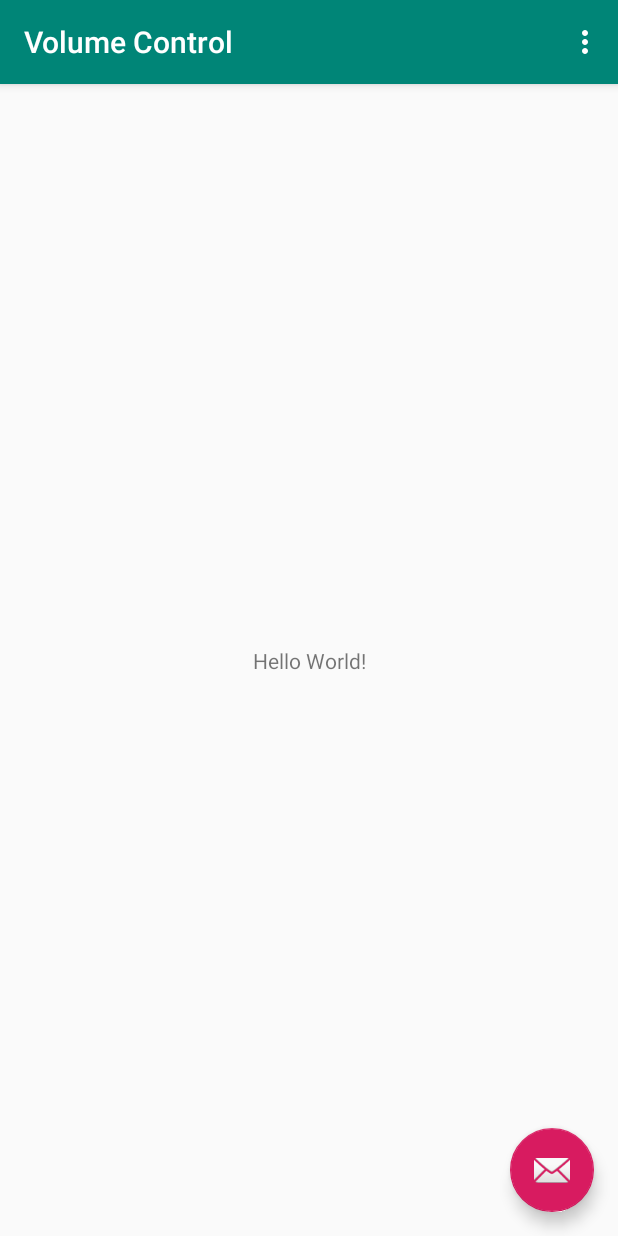
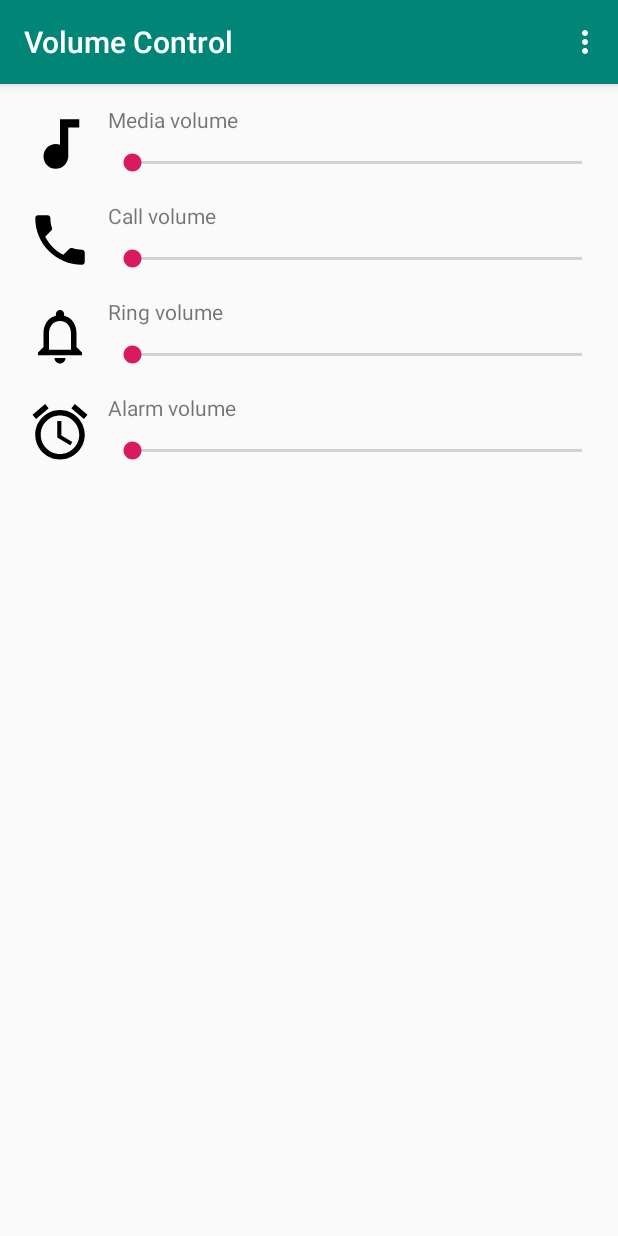
Before and after one commit to HitomaruKonpaku/VolumeControl, an Android app: the screen it shows after launch (MainActivity), on a phone screen of 412 x 824 dp. Run offline under Robolectric (Android 15) with nearby library versions, the phone set to English and light mode, and no system bars.

Commit message:
Add volume bars

```diff
--- a/app/src/main/AndroidManifest.xml
+++ b/app/src/main/AndroidManifest.xml
@@ -16,7 +16,7 @@
 
         <service
             android:name=".RingerModeTileService"
-            android:icon="@drawable/ic_ringer_mode_normal_black_24dp"
+            android:icon="@drawable/ic_audio_ringer_mode_normal"
             android:label="@string/ringer_mode_normal"
             android:permission="android.permission.BIND_QUICK_SETTINGS_TILE">
             <intent-filter>
--- a/app/src/main/java/com/hitomaru/volumecontrol/MainActivity.kt
+++ b/app/src/main/java/com/hitomaru/volumecontrol/MainActivity.kt
@@ -1,8 +1,10 @@
 package com.hitomaru.volumecontrol
 
+import android.media.AudioManager
 import android.os.Bundle
 import android.view.Menu
 import android.view.MenuItem
+import android.widget.*
 import androidx.appcompat.app.AppCompatActivity
 import com.google.android.material.snackbar.Snackbar
 import kotlinx.android.synthetic.main.activity_main.*
@@ -18,12 +20,14 @@ class MainActivity : AppCompatActivity() {
             Snackbar.make(view, "Replace with your own action", Snackbar.LENGTH_LONG)
                 .setAction("Action", null).show()
         }
+
+        runCustomize()
     }
 
     override fun onCreateOptionsMenu(menu: Menu): Boolean {
         // Inflate the menu; this adds items to the action bar if it is present.
         menuInflater.inflate(R.menu.menu_main, menu)
-        return true
+        return false
     }
 
     override fun onOptionsItemSelected(item: MenuItem): Boolean {
@@ -35,4 +39,32 @@ class MainActivity : AppCompatActivity() {
             else -> super.onOptionsItemSelected(item)
         }
     }
+
+    private fun runCustomize() {
+        val lv = findViewById<ListView>(R.id.ringer_mode_list)
+        val modes = listOf(
+            RingerMode(
+                R.drawable.ic_audio_stream_music,
+                R.string.stream_music,
+                AudioManager.STREAM_MUSIC
+            ),
+            RingerMode(
+                R.drawable.ic_audio_stream_call,
+                R.string.stream_call,
+                AudioManager.STREAM_VOICE_CALL
+            ),
+            RingerMode(
+                R.drawable.ic_audio_stream_ring,
+                R.string.stream_ring,
+                AudioManager.STREAM_RING
+            ),
+            RingerMode(
+                R.drawable.ic_audio_stream_alarm,
+                R.string.stream_alarm,
+                AudioManager.STREAM_ALARM
+            )
+        )
+        lv.adapter = RingerModeListAdapter(this, modes)
+    }
+
 }
--- /dev/null
+++ b/app/src/main/java/com/hitomaru/volumecontrol/RingerMode.kt
@@ -0,0 +1,3 @@
+package com.hitomaru.volumecontrol
+
+class RingerMode(val icon: Int, val label: Int, val id: Int)
--- /dev/null
+++ b/app/src/main/java/com/hitomaru/volumecontrol/RingerModeListAdapter.kt
@@ -0,0 +1,101 @@
+package com.hitomaru.volumecontrol
+
+import android.content.Context
+import android.database.ContentObserver
+import android.graphics.drawable.Icon
+import android.media.AudioManager
+import android.os.Handler
+import android.os.Looper
+import android.provider.Settings
+import android.view.LayoutInflater
+import android.view.View
+import android.view.ViewGroup
+import android.widget.BaseAdapter
+import android.widget.ImageView
+import android.widget.SeekBar
+import android.widget.TextView
+
+
+class RingerModeListAdapter(private val _context: Context, private val _list: List<RingerMode>) :
+    BaseAdapter() {
+
+    internal class ViewHolder {
+        var icon: ImageView? = null
+        var label: TextView? = null
+        var bar: SeekBar? = null
+    }
+
+    private val _listSeekBar = listOf<SeekBar?>().toMutableList()
+
+    init {
+        _context.contentResolver.registerContentObserver(
+            Settings.System.CONTENT_URI,
+            true,
+            object : ContentObserver(Handler(Looper.getMainLooper())) {
+                override fun onChange(selfChange: Boolean) {
+                    super.onChange(selfChange)
+                    val audio = _context.getSystemService(Context.AUDIO_SERVICE) as AudioManager
+                    _listSeekBar.forEachIndexed { i, v ->
+                        v?.progress = audio.getStreamVolume(_list[i].id)
+                    }
+                }
+            })
+    }
+
+    override fun getView(position: Int, convertView: View?, parent: ViewGroup?): View {
+        var view: View? = convertView
+        val viewHolder: ViewHolder
+
+        if (view == null) {
+            view = LayoutInflater.from(_context).inflate(R.layout.ringer_mode_item, null)
+            viewHolder = ViewHolder()
+            viewHolder.icon = view.findViewById(R.id.ringer_mode_icon)
+            viewHolder.label = view.findViewById(R.id.ringer_mode_label)
+            viewHolder.bar = view.findViewById(R.id.ringer_mode_bar)
+            view.tag = viewHolder
+        } else {
+            viewHolder = view.tag as ViewHolder
+        }
+
+        val audio = _context.getSystemService(Context.AUDIO_SERVICE) as AudioManager
+        val mode = _list[position]
+
+        viewHolder.icon?.setImageIcon(Icon.createWithResource(_context, mode.icon))
+        viewHolder.label?.text = _context.getString(mode.label)
+
+        viewHolder.bar?.max = audio.getStreamMaxVolume(mode.id)
+        viewHolder.bar?.min = audio.getStreamMinVolume(mode.id)
+        viewHolder.bar?.progress = audio.getStreamVolume(mode.id)
+        viewHolder.bar?.setOnSeekBarChangeListener(object : SeekBar.OnSeekBarChangeListener {
+            override fun onProgressChanged(seekBar: SeekBar, progress: Int, fromUser: Boolean) {
+                // Write code to perform some action when progress is changed.
+            }
+
+            override fun onStartTrackingTouch(seekBar: SeekBar) {
+                // Write code to perform some action when touch is started.
+            }
+
+            override fun onStopTrackingTouch(seekBar: SeekBar) {
+                // Write code to perform some action when touch is stopped.
+                audio.setStreamVolume(mode.id, seekBar.progress, 0)
+            }
+        })
+
+        _listSeekBar.add(viewHolder.bar)
+
+        return view as View
+    }
+
+    override fun getItem(position: Int): Any {
+        return _list[position]
+    }
+
+    override fun getItemId(position: Int): Long {
+        return position.toLong()
+    }
+
+    override fun getCount(): Int {
+        return _list.size
+    }
+
+}
--- a/app/src/main/java/com/hitomaru/volumecontrol/RingerModeTileService.kt
+++ b/app/src/main/java/com/hitomaru/volumecontrol/RingerModeTileService.kt
@@ -16,15 +16,15 @@ class RingerModeTileService : TileService() {
             val audio = getSystemService(Context.AUDIO_SERVICE) as AudioManager
             when (audio.ringerMode) {
                 AudioManager.RINGER_MODE_NORMAL -> return mapOf(
-                    "icon" to R.drawable.ic_ringer_mode_normal_black_24dp,
+                    "icon" to R.drawable.ic_audio_ringer_mode_normal,
                     "label" to R.string.ringer_mode_normal
                 )
                 AudioManager.RINGER_MODE_VIBRATE -> return mapOf(
-                    "icon" to R.drawable.ic_ringer_mode_vibrate_black_24dp,
+                    "icon" to R.drawable.ic_audio_ringer_mode_vibrate,
                     "label" to R.string.ringer_mode_vibrate
                 )
                 AudioManager.RINGER_MODE_SILENT -> return mapOf(
-                    "icon" to R.drawable.ic_ringer_mode_silent_black_24dp,
+                    "icon" to R.drawable.ic_audio_ringer_mode_silent,
                     "label" to R.string.ringer_mode_silent
                 )
             }
--- /dev/null
+++ b/app/src/main/res/drawable/ic_audio_stream_alarm.xml
@@ -0,0 +1,9 @@
+<vector xmlns:android="http://schemas.android.com/apk/res/android"
+        android:width="24dp"
+        android:height="24dp"
+        android:viewportWidth="24.0"
+        android:viewportHeight="24.0">
+    <path
+        android:fillColor="#FF000000"
+        android:pathData="M22,5.72l-4.6,-3.86 -1.29,1.53 4.6,3.86L22,5.72zM7.88,3.39L6.6,1.86 2,5.71l1.29,1.53 4.59,-3.85zM12.5,8L11,8v6l4.75,2.85 0.75,-1.23 -4,-2.37L12.5,8zM12,4c-4.97,0 -9,4.03 -9,9s4.02,9 9,9c4.97,0 9,-4.03 9,-9s-4.03,-9 -9,-9zM12,20c-3.87,0 -7,-3.13 -7,-7s3.13,-7 7,-7 7,3.13 7,7 -3.13,7 -7,7z"/>
+</vector>
--- /dev/null
+++ b/app/src/main/res/drawable/ic_audio_stream_call.xml
@@ -0,0 +1,9 @@
+<vector xmlns:android="http://schemas.android.com/apk/res/android"
+        android:width="24dp"
+        android:height="24dp"
+        android:viewportWidth="24.0"
+        android:viewportHeight="24.0">
+    <path
+        android:fillColor="#FF000000"
+        android:pathData="M6.62,10.79c1.44,2.83 3.76,5.14 6.59,6.59l2.2,-2.2c0.27,-0.27 0.67,-0.36 1.02,-0.24 1.12,0.37 2.33,0.57 3.57,0.57 0.55,0 1,0.45 1,1V20c0,0.55 -0.45,1 -1,1 -9.39,0 -17,-7.61 -17,-17 0,-0.55 0.45,-1 1,-1h3.5c0.55,0 1,0.45 1,1 0,1.25 0.2,2.45 0.57,3.57 0.11,0.35 0.03,0.74 -0.25,1.02l-2.2,2.2z"/>
+</vector>
--- /dev/null
+++ b/app/src/main/res/drawable/ic_audio_stream_music.xml
@@ -0,0 +1,9 @@
+<vector xmlns:android="http://schemas.android.com/apk/res/android"
+        android:width="24dp"
+        android:height="24dp"
+        android:viewportWidth="24.0"
+        android:viewportHeight="24.0">
+    <path
+        android:fillColor="#FF000000"
+        android:pathData="M12,3v9.28c-0.47,-0.17 -0.97,-0.28 -1.5,-0.28C8.01,12 6,14.01 6,16.5S8.01,21 10.5,21c2.31,0 4.2,-1.75 4.45,-4H15V6h4V3h-7z"/>
+</vector>
--- /dev/null
+++ b/app/src/main/res/drawable/ic_audio_stream_ring.xml
@@ -0,0 +1,9 @@
+<vector xmlns:android="http://schemas.android.com/apk/res/android"
+        android:width="24dp"
+        android:height="24dp"
+        android:viewportWidth="24.0"
+        android:viewportHeight="24.0">
+    <path
+        android:fillColor="#FF000000"
+        android:pathData="M12,22c1.1,0 2,-0.9 2,-2h-4c0,1.1 0.9,2 2,2zM18,16v-5c0,-3.07 -1.63,-5.64 -4.5,-6.32L13.5,4c0,-0.83 -0.67,-1.5 -1.5,-1.5s-1.5,0.67 -1.5,1.5v0.68C7.64,5.36 6,7.92 6,11v5l-2,2v1h16v-1l-2,-2zM16,17L8,17v-6c0,-2.48 1.51,-4.5 4,-4.5s4,2.02 4,4.5v6z"/>
+</vector>
--- a/app/src/main/res/layout/activity_main.xml
+++ b/app/src/main/res/layout/activity_main.xml
@@ -28,6 +28,7 @@
         android:layout_height="wrap_content"
         android:layout_gravity="bottom|end"
         android:layout_margin="@dimen/fab_margin"
+        android:visibility="gone"
         app:srcCompat="@android:drawable/ic_dialog_email" />
 
 </androidx.coordinatorlayout.widget.CoordinatorLayout>
--- a/app/src/main/res/layout/content_main.xml
+++ b/app/src/main/res/layout/content_main.xml
@@ -1,21 +1,21 @@
 <?xml version="1.0" encoding="utf-8"?>
-<androidx.constraintlayout.widget.ConstraintLayout xmlns:android="http://schemas.android.com/apk/res/android"
+<LinearLayout xmlns:android="http://schemas.android.com/apk/res/android"
     xmlns:app="http://schemas.android.com/apk/res-auto"
     xmlns:tools="http://schemas.android.com/tools"
     android:id="@+id/content_main"
     android:layout_width="match_parent"
     android:layout_height="match_parent"
+    android:orientation="vertical"
+    android:padding="8dp"
     app:layout_behavior="@string/appbar_scrolling_view_behavior"
     tools:context=".MainActivity"
     tools:showIn="@layout/activity_main">
 
-    <TextView
-        android:layout_width="wrap_content"
-        android:layout_height="wrap_content"
-        android:text="Hello World!"
-        app:layout_constraintBottom_toBottomOf="parent"
-        app:layout_constraintLeft_toLeftOf="parent"
-        app:layout_constraintRight_toRightOf="parent"
-        app:layout_constraintTop_toTopOf="parent" />
+    <ListView
+        android:id="@+id/ringer_mode_list"
+        android:layout_width="match_parent"
+        android:layout_height="match_parent"
+        android:divider="@null"
+        android:dividerHeight="0dp" />
 
-</androidx.constraintlayout.widget.ConstraintLayout>
+</LinearLayout>
--- /dev/null
+++ b/app/src/main/res/layout/ringer_mode_item.xml
@@ -0,0 +1,35 @@
+<?xml version="1.0" encoding="utf-8"?>
+<LinearLayout xmlns:android="http://schemas.android.com/apk/res/android"
+    xmlns:tools="http://schemas.android.com/tools"
+    android:layout_width="match_parent"
+    android:layout_height="wrap_content"
+    android:orientation="horizontal">
+
+    <ImageView
+        android:id="@+id/ringer_mode_icon"
+        android:layout_width="64dp"
+        android:layout_height="64dp"
+        android:padding="10dp" />
+
+    <LinearLayout
+        android:layout_width="match_parent"
+        android:layout_height="match_parent"
+        android:gravity="center"
+        android:orientation="vertical">
+
+        <TextView
+            android:id="@+id/ringer_mode_label"
+            android:layout_width="match_parent"
+            android:layout_height="0dp"
+            android:layout_weight=".4"
+            android:gravity="start|bottom"
+            android:text="RingerModeLabel"
+            tools:ignore="HardcodedText" />
+
+        <SeekBar
+            android:id="@+id/ringer_mode_bar"
+            android:layout_width="match_parent"
+            android:layout_height="0dp"
+            android:layout_weight=".6" />
+    </LinearLayout>
+</LinearLayout>
--- a/app/src/main/res/values/strings.xml
+++ b/app/src/main/res/values/strings.xml
@@ -4,4 +4,8 @@
     <string name="ringer_mode_normal">Sound</string>
     <string name="ringer_mode_vibrate">Vibrate</string>
     <string name="ringer_mode_silent">Silent</string>
+    <string name="stream_music">Media volume</string>
+    <string name="stream_call">Call volume</string>
+    <string name="stream_ring">Ring volume</string>
+    <string name="stream_alarm">Alarm volume</string>
 </resources>
```
Also changed, not shown: app/src/main/res/drawable/ic_audio_ringer_mode_normal.xml (renamed from app/src/main/res/drawable/ic_ringer_mode_normal_black_24dp.xml), app/src/main/res/drawable/ic_audio_ringer_mode_silent.xml (renamed from app/src/main/res/drawable/ic_ringer_mode_silent_black_24dp.xml), app/src/main/res/drawable/ic_audio_ringer_mode_vibrate.xml (renamed from app/src/main/res/drawable/ic_ringer_mode_vibrate_black_24dp.xml).
